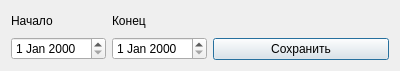
7enSmile/clientVKR, file ui/reporteventswindow.ui: the form before one commit.
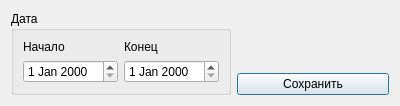
The form after the commit.

The edit to the form file:
```diff
--- a/ui/reporteventswindow.ui
+++ b/ui/reporteventswindow.ui
@@ -7,7 +7,7 @@
     <x>0</x>
     <y>0</y>
     <width>400</width>
-    <height>71</height>
+    <height>104</height>
    </rect>
   </property>
   <property name="windowTitle">
@@ -15,6 +15,12 @@
   </property>
   <layout class="QHBoxLayout" name="horizontalLayout_2">
    <item>
+    <widget class="QGroupBox" name="groupBox">
+     <property name="title">
+      <string>Дата</string>
+     </property>
+     <layout class="QHBoxLayout" name="horizontalLayout_3">
+      <item>
     <layout class="QHBoxLayout" name="horizontalLayout">
      <item>
       <layout class="QVBoxLayout" name="verticalLayout">
@@ -45,6 +51,9 @@
       </layout>
      </item>
     </layout>
+      </item>
+     </layout>
+    </widget>
    </item>
    <item>
     <layout class="QVBoxLayout" name="verticalLayout_3">
```
Lines whose indentation alone changed are shown as unchanged.
